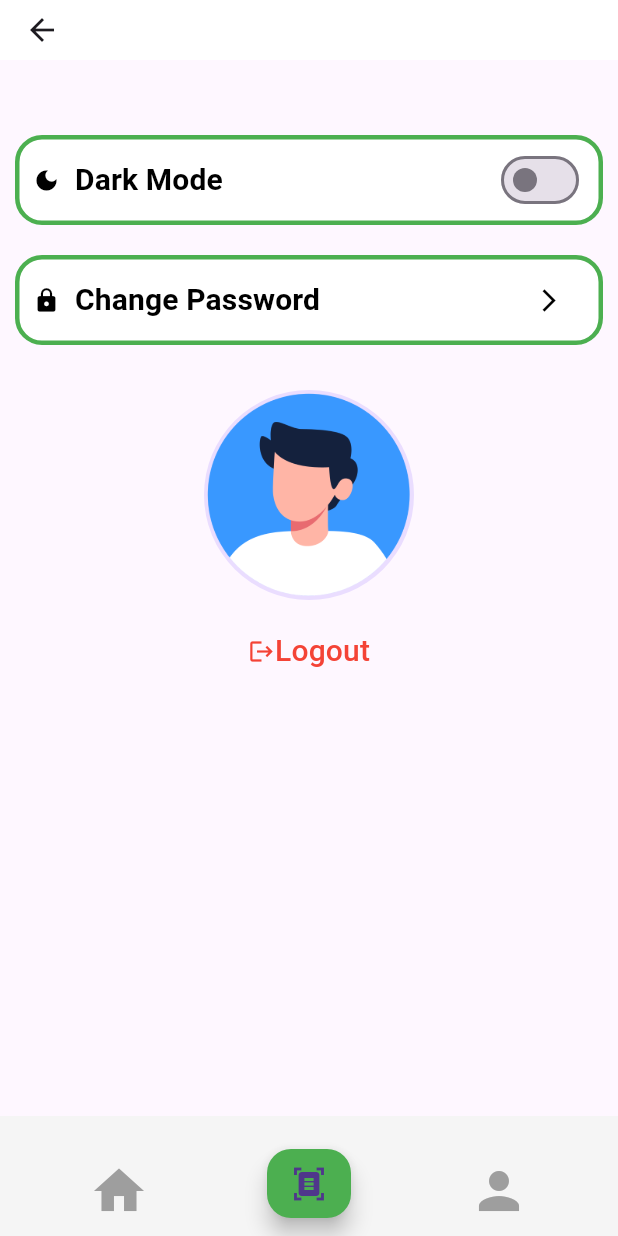
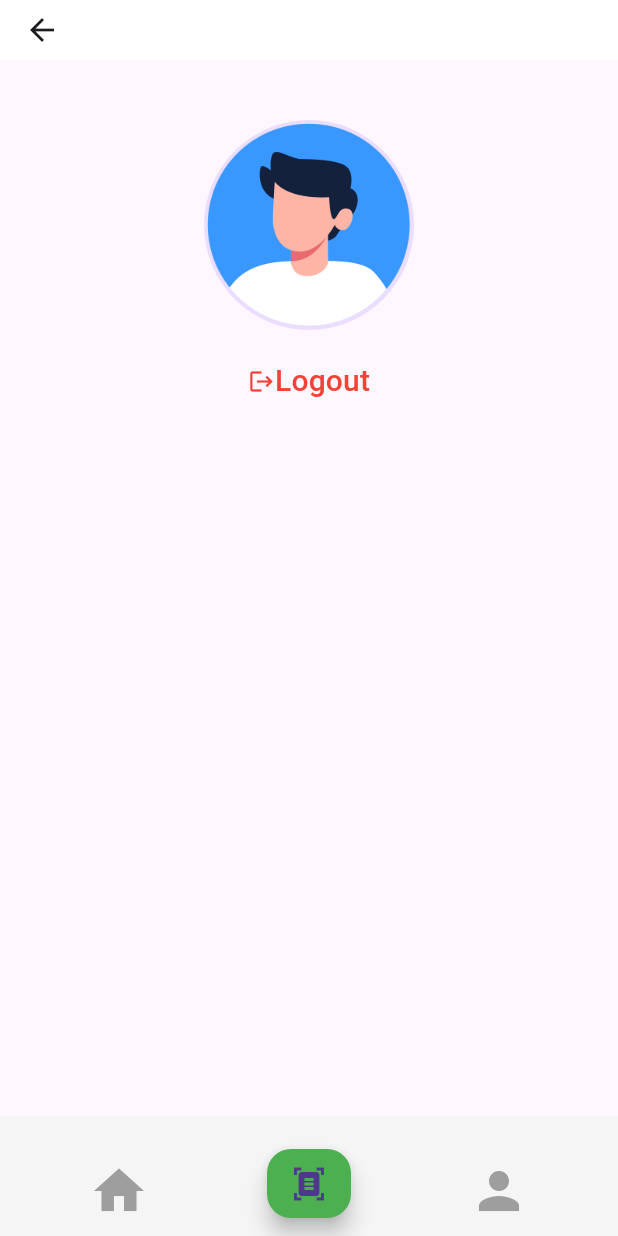
Before and after one commit to filizsalnur/cookbook_mobile, a Flutter app: the ProfilePage screen opened directly, on a phone screen of 412 x 824 dp. Run offline on Flutter 3.47's test engine with Material 3 defaults, Android fonts, the light colour scheme and no system bars; our stand-ins replace quickalert, shared_preferences; accounts and stored records are empty.

Commit message:
profile page

```diff
--- a/lib/pages/profile.dart
+++ b/lib/pages/profile.dart
@@ -44,101 +44,10 @@ class _ProfilePageState extends State<ProfilePage> {
             children: [
               SizedBox(height: 20),
 
-              SizedBox(height: 20),
-              Padding(
-                padding: const EdgeInsets.all(10.0),
-                child: TextButton(
-                  onPressed: () {},
-                  style: TextButton.styleFrom(
-                       backgroundColor:Colors.white,
-                    shape: RoundedRectangleBorder(
-                      borderRadius: BorderRadius.circular(18.0),
-                      side: BorderSide(color:Colors.green,width: 3)
-                    ),
-                    fixedSize: Size.fromHeight(60),
-                  ),
-                  child: Row(
-                    mainAxisAlignment: MainAxisAlignment.spaceBetween,
-                    children: [
-                      Row(
-                        mainAxisAlignment: MainAxisAlignment.spaceEvenly,
-                        children: [
-                          Icon(
-                            Icons.dark_mode,
-                            color: Colors.black,
-                          ),
-                          SizedBox(width: 10),
-                          Text(
-                            'Dark Mode',
-                            style: TextStyle(
-                              fontSize: 20.0,
-                              color: Colors.black,
-                              fontWeight: FontWeight.bold,
-                            ),
-                          ),
-                        ],
-                      ),
-                      Switch(
-                        value: isLightModeSelected,
-                        activeColor: Colors.blue.shade100,
-                        onChanged: (bool value) {
 
-                          setState(() {
-                            isLightModeSelected = value;
-                          });
-                        },
-                      ),
-                    ],
-                  ),
-                ),
-              ),
 
-              Padding(
-                padding: const EdgeInsets.all(10.0),
-                child: TextButton(
-                  onPressed: () {},
-                  style: TextButton.styleFrom(
-                    backgroundColor:Colors.white,
-                    shape: RoundedRectangleBorder(
-                      borderRadius: BorderRadius.circular(18.0),
-                      side: BorderSide(color:Colors.green,width: 3)
-                    ),
-                    fixedSize: Size.fromHeight(60),
-                  ),
-                  child: Row(
-                    mainAxisAlignment: MainAxisAlignment.spaceBetween,
-                    children: [
-                      Row(
-                        mainAxisAlignment: MainAxisAlignment.spaceEvenly,
-                        children: [
-                          Icon(
-                            Icons.lock,
-                            color: Colors.black,
-                          ),
-                          SizedBox(width: 10),
-                          Text(
-                            'Change Password',
-                            style: TextStyle(
-                              fontSize: 20.0,
-                              color: Colors.black,
-                              fontWeight: FontWeight.bold,
-                            ),
-                          ),
-                        ],
-                      ),
-                      IconButton(
-                        onPressed: () {
 
-                        },
-                        icon: Icon(
-                          Icons.arrow_forward_ios,
-                          color: Colors.black,
-                        ),
-                      ),
-                    ],
-                  ),
-                ),
-              ),
+
                     SizedBox(height: 20),
                  Center(
                 child: CircleAvatar(
```
